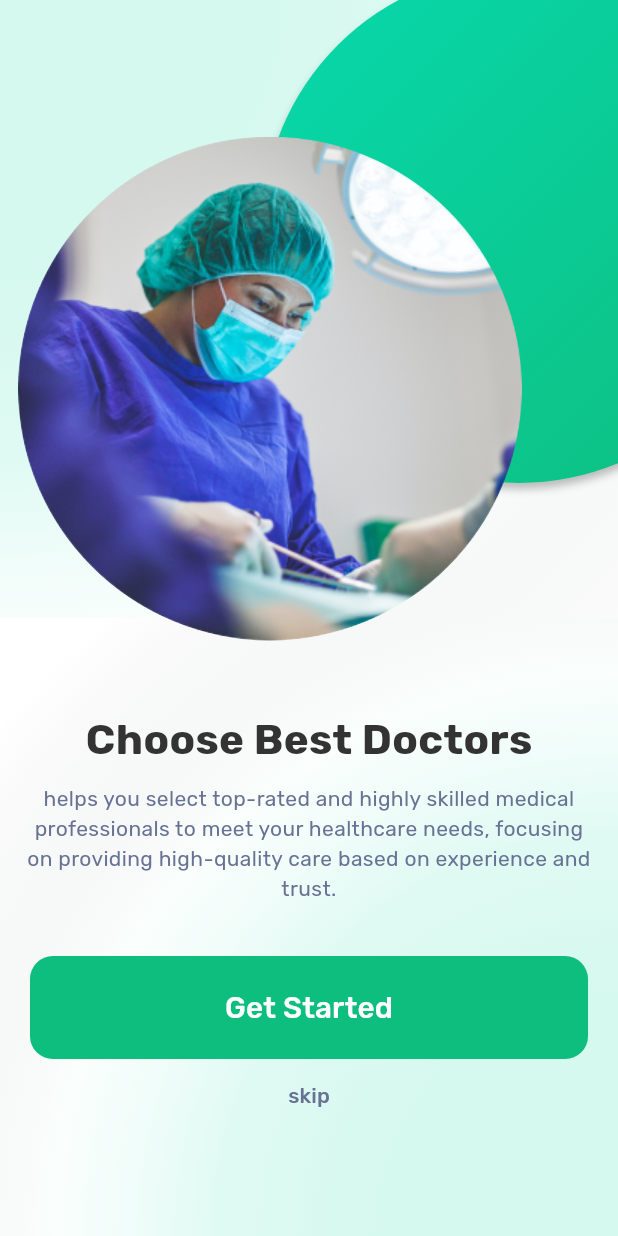
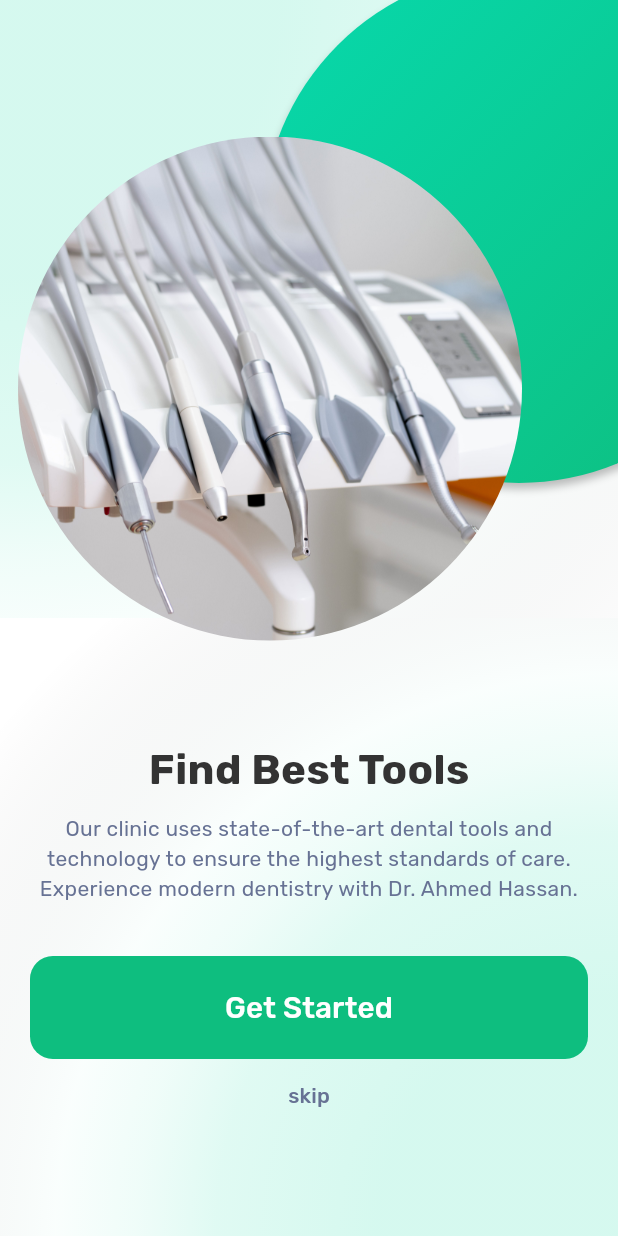
Before and after one commit to Waheed-Ashraf/Booking-App-, a Flutter app: the screen it shows after launch, after a tap on "Get Started", on a phone screen of 412 x 824 dp. Run offline on Flutter 3.47's test engine with Material 3 defaults, Android fonts, the phone set to English and light mode, and no system bars; our stand-ins replace dio, firebase_core, flutter_screenutil, flutter_svg, get_it, permission_handler; accounts and stored records are empty.

Commit message:
onboarding screen

```diff
--- a/lib/features/Onboarding/view/Onboarding screen-01.dart
+++ b/lib/features/Onboarding/view/Onboarding screen-01.dart
@@ -1,7 +1,7 @@
 import 'package:booking_depi_proj/core/reusable_widgets/filled_button.dart';
 import 'package:booking_depi_proj/core/reusable_widgets/radial_gradient_scaffold/radial_gradient_scaffold.dart';
-import 'package:booking_depi_proj/features/Onboarding/widget/elipsewidget01.dart';
-import 'package:booking_depi_proj/features/Onboarding/widget/imageWidget01.dart';
+import 'package:booking_depi_proj/features/Onboarding/widget/customeElipsewidget01.dart';
+import 'package:booking_depi_proj/features/Onboarding/widget/customeImageWidget01.dart';
 import 'package:booking_depi_proj/features/Onboarding/widget/text_and_descrition_Widget.dart';
 import 'package:booking_depi_proj/features/authentication/sign-in/view/sign_in_screen.dart';
 
@@ -19,7 +19,7 @@ class Onboarding_Screen01 extends StatelessWidget {
         children: [
           const elipsewidget(),
           // Image ellipse
-          const imageWidget(image: "Ellipse 154",),
+          const imageWidget(image: "dentist.jpg",),
           // Center content with text and button
           Align(
             alignment: Alignment.bottomCenter,
@@ -36,7 +36,7 @@ class Onboarding_Screen01 extends StatelessWidget {
 
                       text: "Find Trusted Doctors",
                       description:
-                          "connects you with qualified healthcare professionals in your area, ensuring reliable and high-quality medical care. Easily search by specialty, location, and patient reviews to find the best doctor for your needs"), // Space between description and button
+                          "Meet Dr. Ahmed Hassan, a highly qualified and experienced dentist. Trust him to provide you with exceptional care and a personalized dental experience"), // Space between description and button
                   // Button
                   Padding(
                     padding: const EdgeInsets.only(left: 20, right: 20,top:30),
--- a/lib/features/Onboarding/view/Onboarding screen-02.dart
+++ b/lib/features/Onboarding/view/Onboarding screen-02.dart
@@ -1,7 +1,7 @@
 import 'package:booking_depi_proj/core/reusable_widgets/filled_button.dart';
 import 'package:booking_depi_proj/core/reusable_widgets/radial_gradient_scaffold/radial_gradient_scaffold.dart';
-import 'package:booking_depi_proj/features/Onboarding/widget/elipsewidget02.dart';
-import 'package:booking_depi_proj/features/Onboarding/widget/imageWidget01.dart';
+import 'package:booking_depi_proj/features/Onboarding/widget/customeElipsewidget02.dart';
+import 'package:booking_depi_proj/features/Onboarding/widget/customeImageWidget01.dart';
 import 'package:booking_depi_proj/features/Onboarding/widget/text_and_descrition_Widget.dart';
 import 'package:booking_depi_proj/features/authentication/sign-in/view/sign_in_screen.dart';
 import 'package:booking_depi_proj/features/Onboarding/view/Onboarding%20screen-03.dart';
@@ -18,7 +18,9 @@ class Onboarding_Screen02 extends StatelessWidget {
         children: [
           const elipsewidget02(),
           // Image ellipse
-          const imageWidget(image: "Ellipse 154",),
+          const imageWidget(
+            image: "instruments.jpg",
+          ),
           // Center content with text and button
           Align(
             alignment: Alignment.bottomCenter,
@@ -32,9 +34,12 @@ class Onboarding_Screen02 extends StatelessWidget {
                   // Text
 
                   const text_and_descrition_Widget(
-                      text: "Choose Best Doctors", description: "helps you select top-rated and highly skilled medical professionals to meet your healthcare needs, focusing on providing high-quality care based on experience and trust."),
+                      text: "Find Best Tools",
+                      description:
+                          "Our clinic uses state-of-the-art dental tools and technology to ensure the highest standards of care. Experience modern dentistry with Dr. Ahmed Hassan."),
                   Padding(
-                    padding: const EdgeInsets.only(left: 20, right: 20,top: 30),
+                    padding:
+                        const EdgeInsets.only(left: 20, right: 20, top: 30),
                     child: CustomFilledButton(
                       text: 'Get Started',
                       onPressed: () {
--- a/lib/features/Onboarding/view/Onboarding screen-03.dart
+++ b/lib/features/Onboarding/view/Onboarding screen-03.dart
@@ -1,7 +1,7 @@
 import 'package:booking_depi_proj/core/reusable_widgets/filled_button.dart';
 import 'package:booking_depi_proj/core/reusable_widgets/radial_gradient_scaffold/radial_gradient_scaffold.dart';
-import 'package:booking_depi_proj/features/Onboarding/widget/elipsewidget01.dart';
-import 'package:booking_depi_proj/features/Onboarding/widget/imageWidget01.dart';
+import 'package:booking_depi_proj/features/Onboarding/widget/customeElipsewidget01.dart';
+import 'package:booking_depi_proj/features/Onboarding/widget/customeImageWidget01.dart';
 import 'package:booking_depi_proj/features/Onboarding/widget/text_and_descrition_Widget.dart';
 import 'package:booking_depi_proj/features/authentication/sign-in/view/sign_in_screen.dart';
 import 'package:booking_depi_proj/features/Onboarding/view/Onboarding%20screen-02.dart';
@@ -18,7 +18,9 @@ class Onboarding_Screen03 extends StatelessWidget {
         children: [
           const elipsewidget(),
           // Image ellipse
-          const imageWidget(image: "Ellipse 154",),
+          const imageWidget(
+            image: "clinic.jpg",
+          ),
           // Center content with text and button
           Align(
             alignment: Alignment.bottomCenter,
@@ -30,9 +32,12 @@ class Onboarding_Screen03 extends StatelessWidget {
                     .min, // Minimize the height of the column to its content
                 children: [
                   const text_and_descrition_Widget(
-                      text: "Easy Appointments", description: "allows you to quickly schedule visits with your preferred doctors, offering a seamless experience to manage your healthcare appointments with ease and convenience"),
+                      text: "Easy Appointments",
+                      description:
+                          "Scheduling an appointment with Dr. Ahmed Hassan is quick and easy. Use our app to book your visit at a time that suits you best."),
                   Padding(
-                    padding: const EdgeInsets.only(left: 20, right: 20,top: 30),
+                    padding:
+                        const EdgeInsets.only(left: 20, right: 20, top: 30),
                     child: CustomFilledButton(
                       text: 'Get Started',
                       onPressed: () {
--- a/lib/features/Onboarding/widget/imageWidget01.dart
+++ b/lib/features/Onboarding/widget/customeImageWidget01.dart
@@ -18,7 +18,7 @@ final String image;
             decoration: BoxDecoration(
               shape: BoxShape.circle, // Make it circular
               image: DecorationImage(
-                image: AssetImage("assets/images/$image.png"), // Replace with your image asset path
+                image: AssetImage("assets/images/$image"), // Replace with your image asset path
                 fit: BoxFit.cover, // Ensures the image covers the circle
               ),
             ),
--- a/lib/features/SplashScreen/splash_screen.dart
+++ b/lib/features/SplashScreen/splash_screen.dart
@@ -31,6 +31,7 @@ class _SplashScreenState extends State<SplashScreen> {
   Widget build(BuildContext context) {
     return RadialGradientScaffold(
       body: Stack(
+
         children: [
           Center(
             child: Column(
@@ -39,7 +40,7 @@ class _SplashScreenState extends State<SplashScreen> {
                 // Logo or main image
                 Image.asset(
                   'assets/images/Logo.png',
-                  height: 150.0, //
+                  height: 300.0, //
                 ),
               ],
             ),
```
Also changed, not shown: assets/images/Ellipse 142.png (deleted), assets/images/Ellipse 15.png (deleted), assets/images/Ellipse 154.png (deleted), assets/images/Logo.png, assets/images/clinic.jpg (added), assets/images/dentist.jpg (added), assets/images/instruments.jpg (added), lib/features/Onboarding/widget/customeElipsewidget01.dart (renamed from lib/features/Onboarding/widget/elipsewidget01.dart), lib/features/Onboarding/widget/customeElipsewidget02.dart (renamed from lib/features/Onboarding/widget/elipsewidget02.dart).
